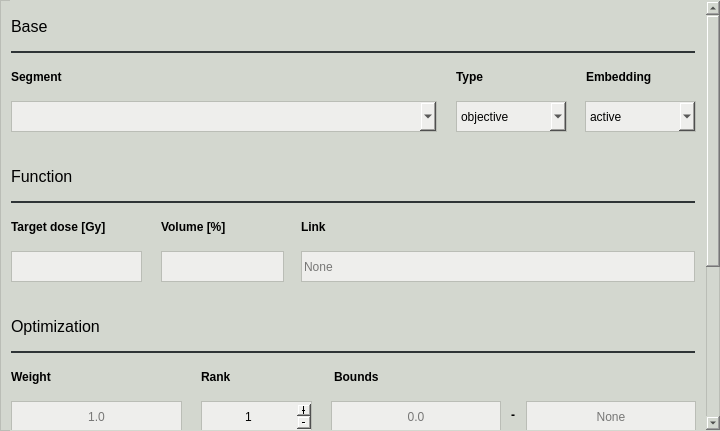
Above: pyanno4rt/gui/designs/components/maximum_dvh_window.ui from pyanno4rt/pyanno4rt before the change. Below: the same form after it.
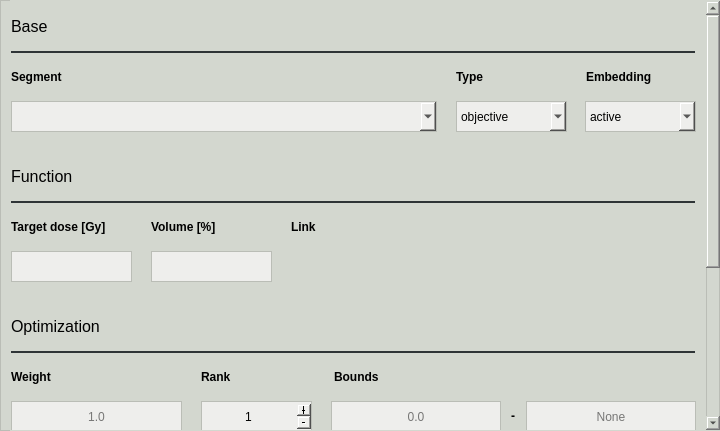
That is the form after the change.

The edit to the form file:
```diff
--- a/pyanno4rt/gui/designs/components/maximum_dvh_window.ui
+++ b/pyanno4rt/gui/designs/components/maximum_dvh_window.ui
@@ -51,16 +51,13 @@
     <property name="styleSheet">
      <string notr="true">border-color: transparent;</string>
     </property>
-    <property name="widgetResizable">
-     <bool>false</bool>
-    </property>
     <widget class="QWidget" name="scroll_contents">
      <property name="geometry">
       <rect>
        <x>0</x>
        <y>0</y>
        <width>690</width>
-       <height>681</height>
+       <height>679</height>
       </rect>
      </property>
      <widget class="QComboBox" name="embedding_cbox">
@@ -100,7 +97,7 @@
        <rect>
         <x>0</x>
         <y>60</y>
-        <width>431</width>
+        <width>421</width>
         <height>31</height>
        </rect>
       </property>
@@ -254,7 +251,7 @@
        <rect>
         <x>0</x>
         <y>210</y>
-        <width>131</width>
+        <width>121</width>
         <height>31</height>
        </rect>
       </property>
@@ -346,31 +343,12 @@
        <string>Identifier</string>
       </property>
      </widget>
-     <widget class="QLineEdit" name="link_ledit">
-      <property name="geometry">
-       <rect>
-        <x>290</x>
-        <y>250</y>
-        <width>394</width>
-        <height>31</height>
-       </rect>
-      </property>
-      <property name="styleSheet">
-       <string notr="true">color: rgb(0, 0, 0);
-background-color: rgb(238, 238, 236);
-border: 1px solid;
-border-color: rgb(186, 189, 182);</string>
-      </property>
-      <property name="placeholderText">
-       <string>None</string>
-      </property>
-     </widget>
      <widget class="QLabel" name="link_label">
       <property name="geometry">
        <rect>
-        <x>290</x>
+        <x>280</x>
         <y>210</y>
-        <width>394</width>
+        <width>401</width>
         <height>31</height>
        </rect>
       </property>
@@ -456,7 +434,7 @@
        <rect>
         <x>0</x>
         <y>250</y>
-        <width>131</width>
+        <width>121</width>
         <height>31</height>
        </rect>
       </property>
@@ -531,7 +509,7 @@
       <property name="geometry">
        <rect>
         <x>494</x>
-        <y>405</y>
+        <y>406</y>
         <width>16</width>
         <height>17</height>
        </rect>
@@ -713,9 +691,9 @@
      <widget class="QLineEdit" name="volume_ledit">
       <property name="geometry">
        <rect>
-        <x>150</x>
+        <x>140</x>
         <y>250</y>
-        <width>123</width>
+        <width>121</width>
         <height>31</height>
        </rect>
       </property>
@@ -732,9 +710,9 @@
      <widget class="QLabel" name="volume_label">
       <property name="geometry">
        <rect>
-        <x>150</x>
+        <x>140</x>
         <y>210</y>
-        <width>123</width>
+        <width>121</width>
         <height>31</height>
        </rect>
       </property>
@@ -769,9 +747,17 @@
 border: 1px solid;
 border-color: rgb(186, 189, 182);</string>
       </property>
-      <property name="currentIndex">
-       <number>-1</number>
+     </widget>
+     <widget class="QWidget" name="horizontalLayoutWidget">
+      <property name="geometry">
+       <rect>
+        <x>280</x>
+        <y>250</y>
+        <width>401</width>
+        <height>31</height>
+       </rect>
       </property>
+      <layout class="QHBoxLayout" name="segment_link_layout"/>
      </widget>
     </widget>
    </widget>
```
Left out of the diff: 4 changed lines with no effect on the pictures.
